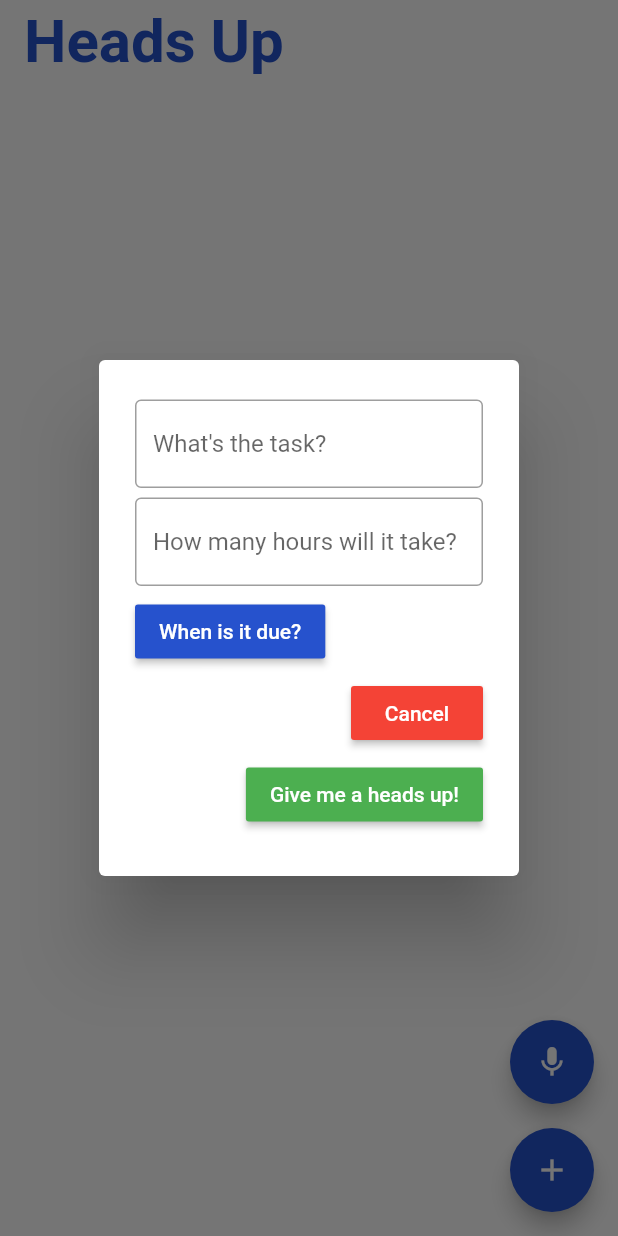
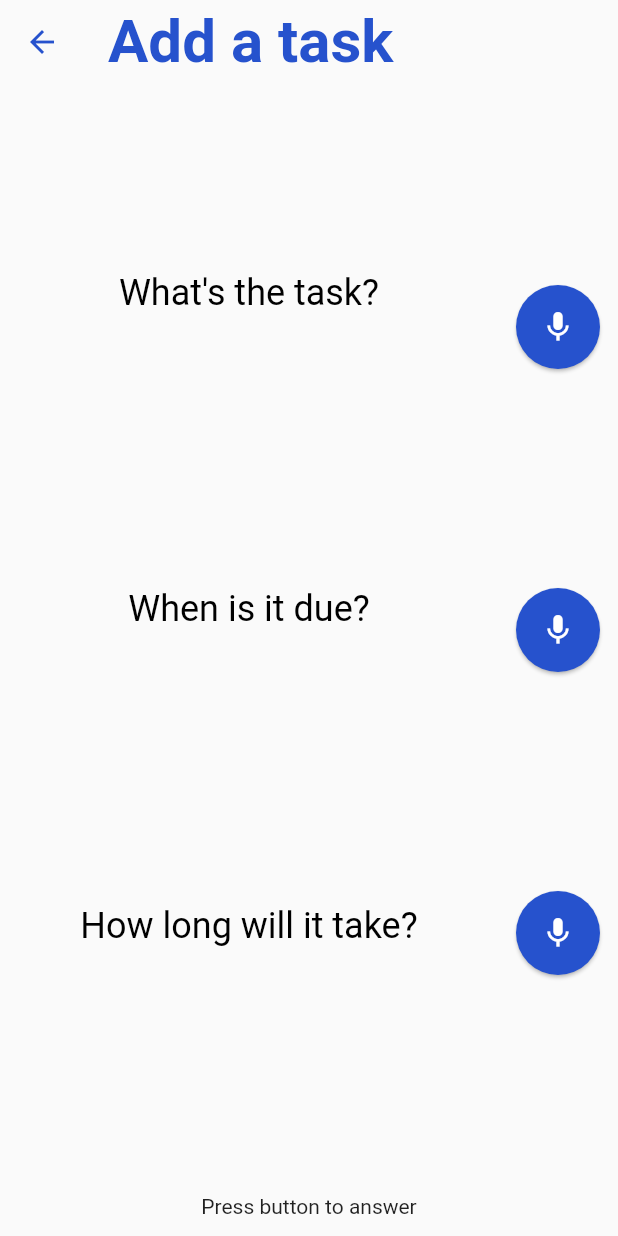
Before and after one commit to kelwishahy/heads-up-prototype, a Flutter app: the screen it shows after launch, after a tap on the "mic" icon, on a phone screen of 412 x 824 dp. Run offline on Flutter 3.47's test engine with Material 2 defaults, Android fonts, the phone set to English and light mode, and no system bars; our stand-ins replace speech_to_text; Roboto replaces fonts that are missing (Arial).

Commit message:
Voice tasks

```diff
--- a/heads_up_prototype/lib/components/task_card.dart
+++ b/heads_up_prototype/lib/components/task_card.dart
@@ -4,7 +4,7 @@ import 'package:intl/intl.dart';
 
 class TaskCard extends StatelessWidget {
   final String taskName;
-  final DateTime due;
+  final String due;
   final int hoursToComplete;
 
   const TaskCard(
@@ -29,7 +29,7 @@ class TaskCard extends StatelessWidget {
             child: Row(
               mainAxisAlignment: MainAxisAlignment.spaceEvenly,
               children: <Widget>[
-                Text('Due: ${DateFormat.yMMMMd('en_US').format(due)}',
+                Text('Due: $due',
                     style: const TextStyle(
                         color: Color(0xff2652cd), fontSize: 15)),
                 const SizedBox(width: 8),
--- /dev/null
+++ b/heads_up_prototype/lib/pages/dictate_task_page.dart
@@ -0,0 +1,199 @@
+import 'package:flutter/material.dart';
+import 'package:speech_to_text/speech_to_text.dart';
+import 'package:speech_to_text/speech_recognition_result.dart';
+import 'package:flutter/foundation.dart';
+
+enum input { TASK, DUE, HOURS, NONE }
+
+class DictatePage extends StatefulWidget {
+  final SpeechToText stt;
+  const DictatePage({super.key, required this.stt});
+
+  @override
+  State<DictatePage> createState() => _DictatePageState();
+}
+
+class _DictatePageState extends State<DictatePage> {
+  String _lastWords = '';
+  String _task = '';
+  String _dueDate = '';
+  String _hoursToComplete = '';
+  bool isListening = false;
+  input current = input.TASK;
+
+  void _toggleListening() async {
+    setState(() {
+      isListening = !isListening;
+    });
+
+    if (isListening) {
+      _startListening();
+    } else {
+      _stopListening();
+    }
+  }
+
+  void _startListening() async {
+    await widget.stt.listen(onResult: _onSpeechResult);
+    setState(() {});
+  }
+
+  void _stopListening() async {
+    await widget.stt.stop();
+    setState(() {});
+  }
+
+  void _onSpeechResult(SpeechRecognitionResult result) {
+    setState(() {
+      _lastWords = result.recognizedWords;
+      if (result.finalResult) {
+        debugPrint(_lastWords);
+
+        if (current == input.TASK) {
+          _task = _lastWords;
+        } else if (current == input.DUE) {
+          _dueDate = _lastWords;
+        } else if (current == input.HOURS) {
+          _hoursToComplete = _lastWords;
+        }
+        _toggleListening();
+      }
+    });
+  }
+
+  @override
+  Widget build(BuildContext context) {
+    return Scaffold(
+        appBar: AppBar(
+          title: const Text('Add a task'),
+        ),
+        body: WillPopScope(
+            onWillPop: () async {
+              Navigator.pop(context, [_task, _dueDate, _hoursToComplete]);
+              return true;
+            },
+            child: Column(
+              children: [
+                Expanded(
+                  child: Row(
+                    children: [
+                      // Spoken Text
+                      Expanded(
+                          child: Column(
+                              mainAxisAlignment: MainAxisAlignment.spaceEvenly,
+                              children: [
+                            // Task
+                            SingleChildScrollView(
+                                padding: const EdgeInsets.all(30),
+                                child: Column(
+                                  children: [
+                                    const Text(
+                                      "What's the task?",
+                                      style: TextStyle(
+                                          color: Colors.black, fontSize: 24),
+                                    ),
+                                    Text(
+                                      _task,
+                                      style: const TextStyle(
+                                          color: Color(0xff2652cd),
+                                          fontSize: 24),
+                                    ),
+                                  ],
+                                )),
+                            // Due date
+                            SingleChildScrollView(
+                                padding: const EdgeInsets.all(30),
+                                child: Column(
+                                  children: [
+                                    const Text(
+                                      "When is it due?",
+                                      style: TextStyle(
+                                          color: Colors.black, fontSize: 24),
+                                    ),
+                                    Text(
+                                      _dueDate,
+                                      style: const TextStyle(
+                                          color: Color(0xff2652cd),
+                                          fontSize: 24),
+                                    ),
+                                  ],
+                                )),
+                            // Hours to Complete
+                            SingleChildScrollView(
+                                padding: const EdgeInsets.all(30),
+                                child: Column(
+                                  children: [
+                                    const Text(
+                                      "How long will it take?",
+                                      style: TextStyle(
+                                          color: Colors.black, fontSize: 24),
+                                    ),
+                                    Text(
+                                      _hoursToComplete,
+                                      style: const TextStyle(
+                                          color: Color(0xff2652cd),
+                                          fontSize: 24),
+                                    ),
+                                  ],
+                                )),
+                          ])),
+
+                      // Microphone Buttons
+                      Column(
+                        mainAxisAlignment: MainAxisAlignment.spaceEvenly,
+                        crossAxisAlignment: CrossAxisAlignment.end,
+                        children: [
+                          // Task
+                          Padding(
+                            padding: const EdgeInsets.all(12.0),
+                            child: FloatingActionButton(
+                                elevation: 1,
+                                backgroundColor: const Color(0xff2652cd),
+                                foregroundColor: Colors.white,
+                                child: const Icon(Icons.mic),
+                                onPressed: () async {
+                                  current = input.TASK;
+                                  _toggleListening();
+                                }),
+                          ),
+
+                          // Due Date
+                          Padding(
+                            padding: const EdgeInsets.all(12.0),
+                            child: FloatingActionButton(
+                                elevation: 1,
+                                backgroundColor: const Color(0xff2652cd),
+                                foregroundColor: Colors.white,
+                                child: const Icon(Icons.mic),
+                                onPressed: () {
+                                  current = input.DUE;
+                                  _toggleListening();
+                                }),
+                          ),
+                          // Hours to complete
+                          Padding(
+                            padding: const EdgeInsets.all(12.0),
+                            child: FloatingActionButton(
+                                elevation: 1,
+                                backgroundColor: const Color(0xff2652cd),
+                                foregroundColor: Colors.white,
+                                child: const Icon(Icons.mic),
+                                onPressed: () {
+                                  current = input.HOURS;
+                                  _toggleListening();
+                                }),
+                          ),
+                        ],
+                      ),
+                    ],
+                  ),
+                ),
+                Padding(
+                  padding: const EdgeInsets.all(12.0),
+                  child: Text(
+                      isListening ? 'Listening...' : 'Press button to answer'),
+                ),
+              ],
+            )));
+  }
+}
--- a/heads_up_prototype/lib/pages/home_page.dart
+++ b/heads_up_prototype/lib/pages/home_page.dart
@@ -1,6 +1,9 @@
 import 'package:flutter/material.dart';
 import 'package:heads_up_prototype/components/add_task_dialog.dart';
 import 'package:heads_up_prototype/components/task_card.dart';
+import 'package:heads_up_prototype/pages/dictate_task_page.dart';
+import 'package:intl/intl.dart';
+import 'package:speech_to_text/speech_to_text.dart';
 
 class HomePage extends StatefulWidget {
   const HomePage({super.key});
@@ -10,11 +13,28 @@ class HomePage extends StatefulWidget {
 }
 
 class _HomePageState extends State<HomePage> {
+  // Speech to text stuff
+  final SpeechToText _speechToText = SpeechToText();
+  String voice_task = '';
+  String voice_dueDate = '';
+  int voice_hours = 1;
+
+  @override
+  void initState() {
+    super.initState();
+    _initSpeech();
+  }
+
+  void _initSpeech() async {
+    await _speechToText.initialize();
+    setState(() {});
+  }
+
   List tasks = [];
 
   final _taskNameController = TextEditingController();
   final _hoursToCompleteController = TextEditingController();
-  DateTime? dueDate;
+  DateTime dueDate = DateTime.now();
 
   // Set date callback
   setDueDate(DateTime date) {
@@ -28,7 +48,7 @@ class _HomePageState extends State<HomePage> {
     setState(() {
       tasks.add([
         _taskNameController.text,
-        dueDate,
+        DateFormat.yMMMMd('en_US').format(dueDate),
         int.parse(_hoursToCompleteController.text)
       ]);
     });
@@ -53,18 +73,25 @@ class _HomePageState extends State<HomePage> {
   }
 
   //dictate task
-  void dictateTask() {
-    showDialog(
-        context: context,
-        builder: (context) {
-          return AddTaskDialog(
-            taskNameController: _taskNameController,
-            hoursToCompleteController: _hoursToCompleteController,
-            onSave: saveNewTask,
-            onCancel: () => Navigator.of(context).pop(),
-            setDate: setDueDate,
-          );
-        });
+  Future<void> dictateTask(BuildContext context) async {
+    final voiceInput = await Navigator.push(
+      context,
+      MaterialPageRoute(
+          builder: (context) => DictatePage(
+                stt: _speechToText,
+              )),
+    );
+
+    setState(() {
+      voice_task = voiceInput[0];
+      voice_dueDate = voiceInput[1];
+      voice_hours =
+          int.parse(voiceInput[2].replaceAll(new RegExp(r'[^0-9]'), ''));
+
+      tasks.add([voice_task, voice_dueDate, voice_hours]);
+    });
+
+    debugPrint(tasks.last);
   }
 
   @override
@@ -80,7 +107,7 @@ class _HomePageState extends State<HomePage> {
           crossAxisAlignment: CrossAxisAlignment.end,
           children: [
             FloatingActionButton(
-              onPressed: dictateTask,
+              onPressed: () => dictateTask(context),
               backgroundColor: const Color(0xff2652cd),
               foregroundColor: Colors.white,
               child: const Icon(Icons.mic),
```
Also changed, not shown: heads_up_prototype/lib/components/dictate_task_dialog.dart (+6 -1 lines), 2 other files.
